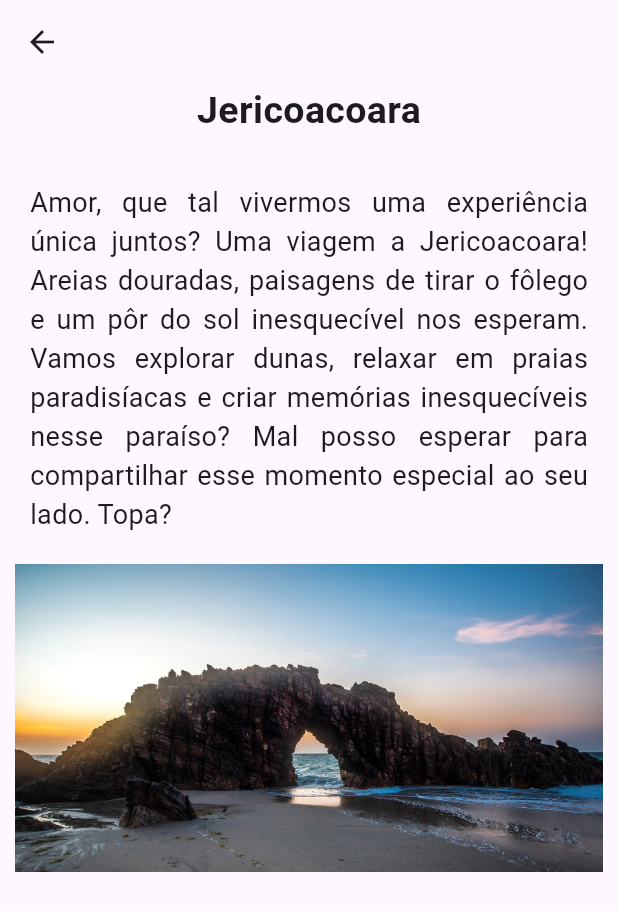
After one commit to JuliaaNasc/Love-Is-Love, a Flutter app: the JericoacoaraScreen screen opened directly, on a phone screen of 412 x 824 dp. The commit adds this screen. Shown: the top 911 px of the screen. Run offline on Flutter 3.47's test engine with Material 2 defaults, Android fonts, the phone set to English and light mode, and no system bars; our stand-ins replace lottie.

Commit message:
Tela de viagens

```diff
--- a/lib/pages/start/list_screen/shopping/listing/local_03.dart
+++ b/lib/pages/start/list_screen/shopping/listing/local_03_screen.dart
@@ -1,7 +1,7 @@
 import 'package:flutter/material.dart';
 
-class Local_03 extends StatelessWidget {
-  const Local_03({super.key});
+class Local_03_Screen extends StatelessWidget {
+  const Local_03_Screen({super.key});
 
   @override
   Widget build(BuildContext context) {
--- /dev/null
+++ b/lib/pages/start/list_screen/viagens/listing/jericoacoara_screen.dart
@@ -0,0 +1,39 @@
+import 'package:flutter/material.dart';
+
+class JericoacoaraScreen extends StatelessWidget {
+  const JericoacoaraScreen({super.key});
+
+  @override
+  Widget build(BuildContext context) {
+    return Scaffold(
+        appBar: AppBar(),
+        body: Center(
+        child: Column(
+          children: [
+            const Text(
+              'Jericoacoara',
+              style: TextStyle(
+                fontWeight: FontWeight.bold,
+                fontSize: 25,
+              ),
+            ),
+            const Padding(
+              padding: EdgeInsets.fromLTRB(20, 30, 20, 0),
+              child: Text(
+                'Amor, que tal vivermos uma experiência única juntos? Uma viagem a Jericoacoara! Areias douradas, paisagens de tirar o fôlego e um pôr do sol inesquecível nos esperam. Vamos explorar dunas, relaxar em praias paradisíacas e criar memórias inesquecíveis nesse paraíso? Mal posso esperar para compartilhar esse momento especial ao seu lado. Topa?',
+                textAlign: TextAlign.justify,
+                style: TextStyle(
+                  fontSize: 18,
+                ),
+              ),
+            ),
+            Padding(
+              padding: const EdgeInsets.fromLTRB(10, 20, 10, 0),
+              child: Image.asset('assets/image/jericoacoara.jpg'),
+            ),
+          ],
+        ),
+      ),
+    );
+  }
+}
```
Also changed, not shown: lib/pages/start/list_screen/shopping/listing/local_01_screen.dart (added, +39 -0 lines), lib/pages/start/list_screen/shopping/listing/local_02_screen.dart (added, +39 -0 lines), lib/pages/start/list_screen/shopping/shopping_screen.dart (+6 -6 lines), lib/pages/start/list_screen/viagens/listing/canoa_quebrada_screen.dart (renamed from lib/pages/start/list_screen/shopping/listing/local_01.dart, +6 -6 lines), lib/pages/start/list_screen/viagens/listing/guaramiranga_screen.dart (renamed from lib/pages/start/list_screen/shopping/listing/local_02.dart, +7 -7 lines), lib/pages/start/list_screen/viagens/viagens_screen.dart (+27 -4 lines), assets/image/canoa_quebrada.jpg (added), assets/image/guaramiranga.jpg (added), assets/image/jericoacoara.jpg (added).
